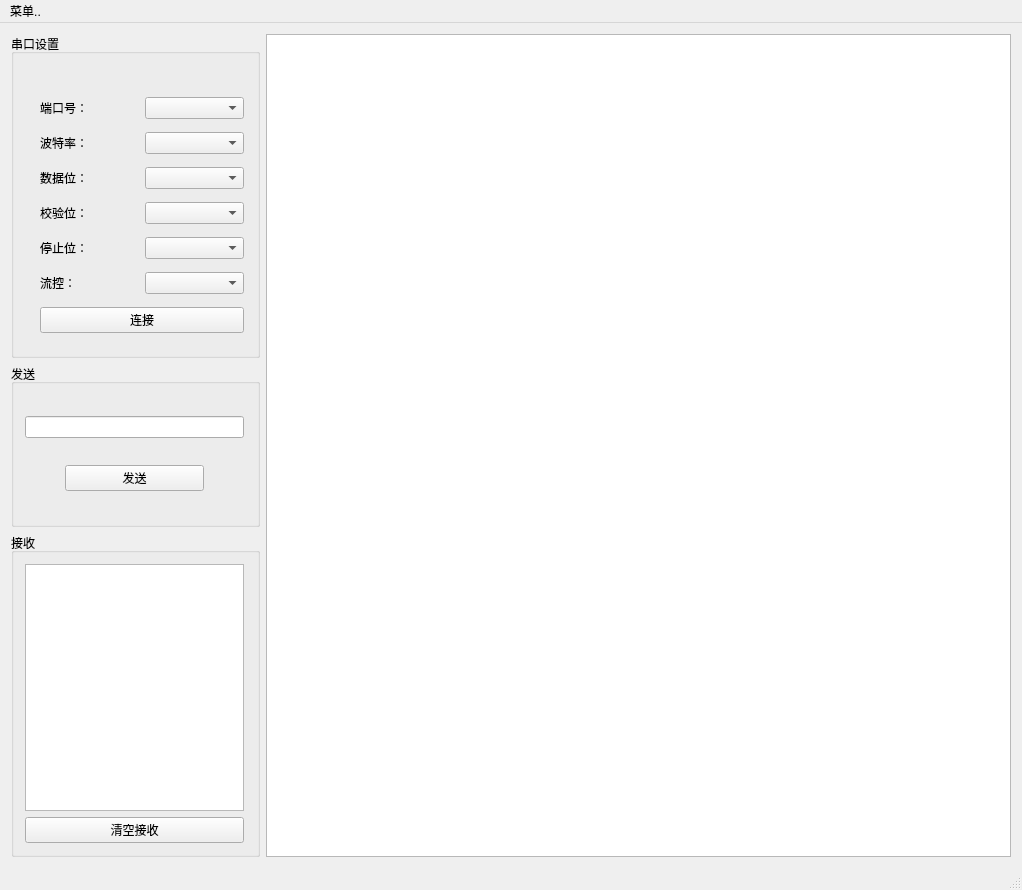
NewLeafG/Learning-QT, file QGoodWindow/QGoodWindow/Examples/GoodShowCase_RUNDA_KJ/centralwidget.ui: the form before one commit.
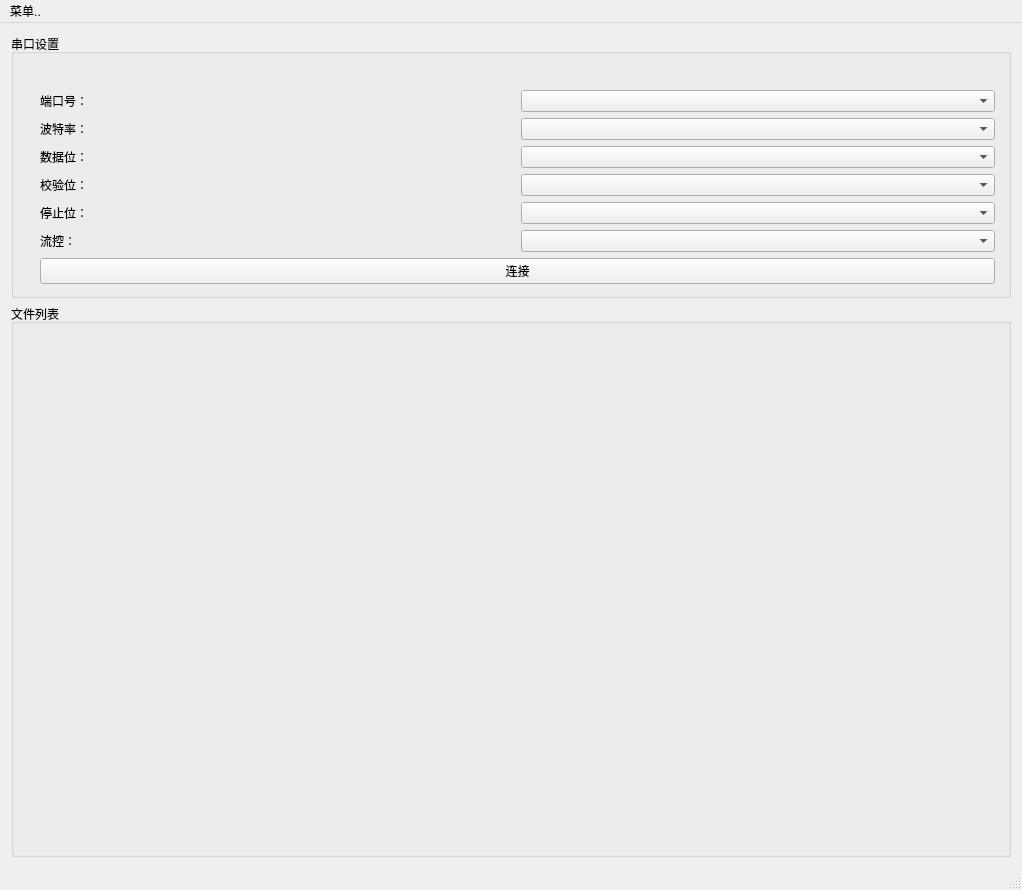
The form after the commit. Icons and pictures are not drawn.

Diff of the .ui file:
```diff
--- a/QGoodWindow/QGoodWindow/Examples/GoodShowCase_RUNDA_KJ/centralwidget.ui
+++ b/QGoodWindow/QGoodWindow/Examples/GoodShowCase_RUNDA_KJ/centralwidget.ui
@@ -14,29 +14,30 @@
    <string>MainWindow</string>
   </property>
   <widget class="QWidget" name="centralWidget">
-   <layout class="QGridLayout" name="gridLayout_2" columnstretch="0,1,3">
-    <item row="1" column="2">
-     <layout class="QVBoxLayout" name="verticalLayout_3" stretch="0">
-      <item>
-       <widget class="QTextEdit" name="textEdit">
-        <property name="readOnly">
-         <bool>true</bool>
-        </property>
-        <property name="textInteractionFlags">
-         <set>Qt::NoTextInteraction</set>
-        </property>
-       </widget>
-      </item>
-     </layout>
-    </item>
-    <item row="1" column="1">
-     <layout class="QVBoxLayout" name="verticalLayout" stretch="2,1,2">
+   <layout class="QGridLayout" name="gridLayout_2" rowstretch="0" columnstretch="0">
+    <item row="0" column="0">
+     <layout class="QVBoxLayout" name="verticalLayout" stretch="1,5">
+      <property name="sizeConstraint">
+       <enum>QLayout::SetDefaultConstraint</enum>
+      </property>
       <item>
        <widget class="QGroupBox" name="gb_ComSettings">
+        <property name="sizePolicy">
+         <sizepolicy hsizetype="Preferred" vsizetype="Preferred">
+          <horstretch>0</horstretch>
+          <verstretch>0</verstretch>
+         </sizepolicy>
+        </property>
+        <property name="sizeIncrement">
+         <size>
+          <width>0</width>
+          <height>1</height>
+         </size>
+        </property>
         <property name="title">
          <string>串口设置</string>
         </property>
-        <layout class="QHBoxLayout" name="horizontalLayout_2">
+        <layout class="QHBoxLayout" name="horizontalLayout_2" stretch="0,0">
          <item>
           <layout class="QVBoxLayout" name="verticalLayout_2">
            <property name="leftMargin">
@@ -159,63 +160,27 @@
       </item>
       <item>
        <widget class="QGroupBox" name="gb_send">
+        <property name="sizePolicy">
+         <sizepolicy hsizetype="Preferred" vsizetype="Preferred">
+          <horstretch>0</horstretch>
+          <verstretch>0</verstretch>
+         </sizepolicy>
+        </property>
+        <property name="sizeIncrement">
+         <size>
+          <width>0</width>
+          <height>1</height>
+         </size>
+        </property>
         <property name="title">
-         <string>发送</string>
+         <string>文件列表</string>
         </property>
-        <layout class="QHBoxLayout" name="horizontalLayout_24">
+        <layout class="QHBoxLayout" name="horizontalLayout_24" stretch="0,0">
+         <property name="sizeConstraint">
+          <enum>QLayout::SetDefaultConstraint</enum>
+         </property>
          <item>
-          <layout class="QVBoxLayout" name="verticalLayout_5" stretch="0,0">
-           <item>
-            <layout class="QHBoxLayout" name="horizontalLayout_26">
-             <item>
-              <widget class="QLineEdit" name="lineEdit_send"/>
-             </item>
-            </layout>
-           </item>
-           <item>
-            <layout class="QHBoxLayout" name="horizontalLayout_25">
-             <item>
-              <spacer name="horizontalSpacer_3">
-               <property name="orientation">
-                <enum>Qt::Horizontal</enum>
-               </property>
-               <property name="sizeType">
-                <enum>QSizePolicy::Fixed</enum>
-               </property>
-               <property name="sizeHint" stdset="0">
-                <size>
-                 <width>40</width>
-                 <height>1</height>
-                </size>
-               </property>
-              </spacer>
-             </item>
-             <item>
-              <widget class="QPushButton" name="btn_send">
-               <property name="text">
-                <string>发送</string>
-               </property>
-              </widget>
-             </item>
-             <item>
-              <spacer name="horizontalSpacer_4">
-               <property name="orientation">
-                <enum>Qt::Horizontal</enum>
-               </property>
-               <property name="sizeType">
-                <enum>QSizePolicy::Fixed</enum>
-               </property>
-               <property name="sizeHint" stdset="0">
-                <size>
-                 <width>40</width>
-                 <height>1</height>
-                </size>
-               </property>
-              </spacer>
-             </item>
-            </layout>
-           </item>
-          </layout>
+          <layout class="QVBoxLayout" name="list_fileNames"/>
          </item>
          <item>
           <spacer name="horizontalSpacer_2">
@@ -236,49 +201,6 @@
         </layout>
        </widget>
       </item>
-      <item>
-       <widget class="QGroupBox" name="gb_receive">
-        <property name="title">
-         <string>接收</string>
-        </property>
-        <layout class="QHBoxLayout" name="horizontalLayout_27" stretch="0,0">
-         <item>
-          <layout class="QVBoxLayout" name="verticalLayout_6">
-           <item>
-            <widget class="QTextBrowser" name="textBrowser_receive">
-             <property name="lineWrapMode">
-              <enum>QTextEdit::NoWrap</enum>
-             </property>
-            </widget>
-           </item>
-           <item>
-            <widget class="QPushButton" name="btn_clrReceive">
-             <property name="text">
-              <string>清空接收</string>
-             </property>
-            </widget>
-           </item>
-          </layout>
-         </item>
-         <item>
-          <spacer name="horizontalSpacer_5">
-           <property name="orientation">
-            <enum>Qt::Horizontal</enum>
-           </property>
-           <property name="sizeType">
-            <enum>QSizePolicy::Fixed</enum>
-           </property>
-           <property name="sizeHint" stdset="0">
-            <size>
-             <width>2</width>
-             <height>20</height>
-            </size>
-           </property>
-          </spacer>
-         </item>
-        </layout>
-       </widget>
-      </item>
      </layout>
     </item>
    </layout>
```
Left out of the diff: 5 changed lines with no effect on the pictures.
